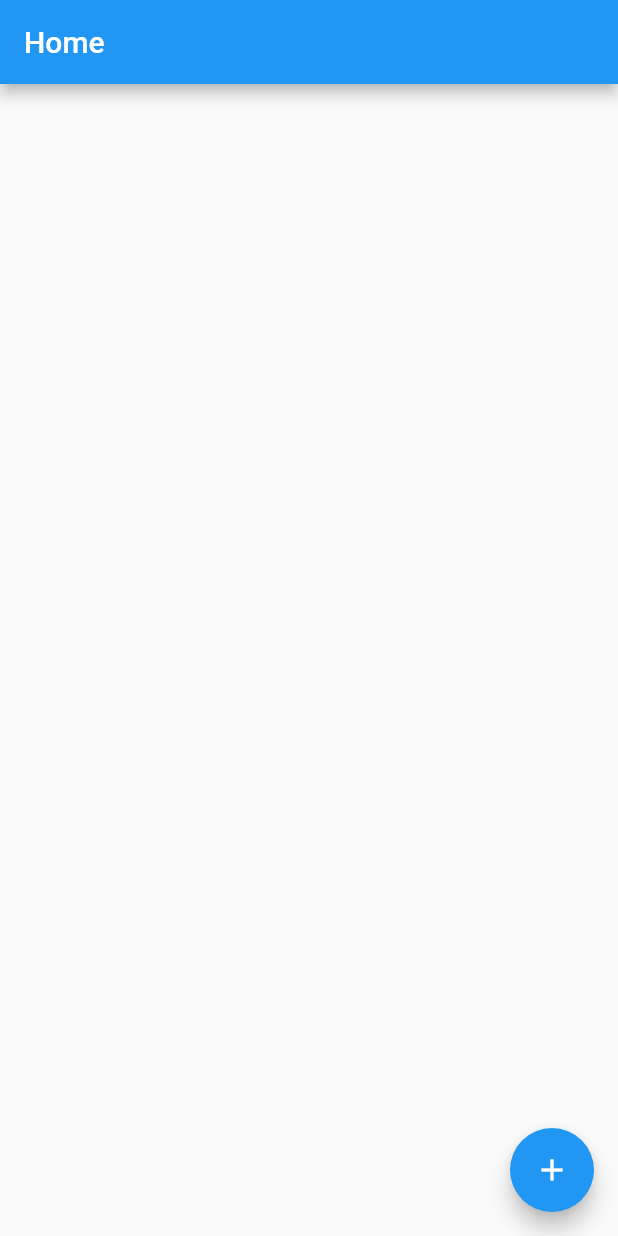
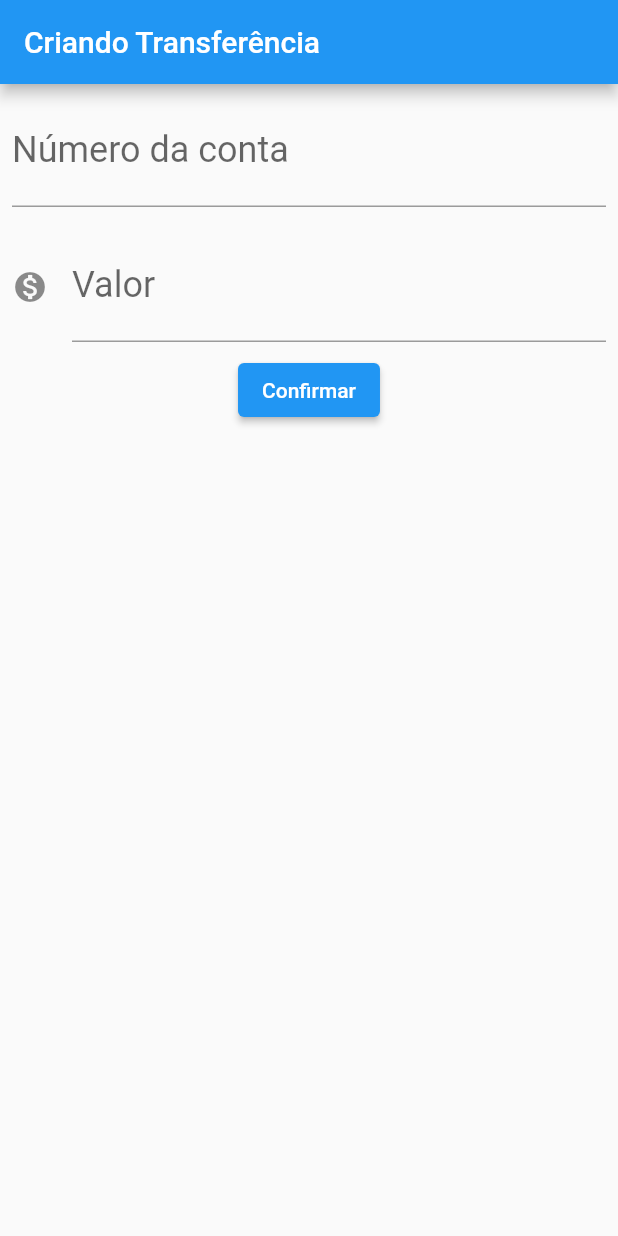
Before and after one commit to Glaysonvisgueira/bytebank-alura, a Flutter app: the screen it shows after launch, on a phone screen of 412 x 824 dp. Run offline on Flutter 3.47's test engine with Material 2 defaults, Android fonts, the phone set to English and light mode, and no system bars.

Commit message:
Continuacao do curso no módulo 3

```diff
--- a/lib/main.dart
+++ b/lib/main.dart
@@ -2,14 +2,114 @@
 
 import 'package:flutter/material.dart';
 
-void main() => runApp(MaterialApp(
+void main() => runApp(BytebankApp());
+
+class BytebankApp extends StatelessWidget {
+  @override
+  Widget build(BuildContext context) {
+    return MaterialApp(
       home: Scaffold(
+        body: FormularioTransferencia(),
+      ),
+    );
+  }
+}
+
+class ListaTransferencia extends StatelessWidget{
+  @override
+  Widget build(BuildContext context) {
+   return Scaffold(
      appBar: AppBar(
-          title: const Text('Home'),
+       title: const Text('Transferências'),
+     ),
+     body: Column(
+       children:  [
+         ItemTransferencia(Transferencia(100.0, 1000)),
+         ItemTransferencia(Transferencia(200.0, 2000)),
+         ItemTransferencia(Transferencia(300.0, 3000)),
+       ],
+
      ),
      floatingActionButton: FloatingActionButton(
      onPressed: () {},
      child: Icon(Icons.add),
    ),
+   );
+  }
+}
+
+class ItemTransferencia extends StatelessWidget{
+
+  final Transferencia _transferencia;
+
+
+  ItemTransferencia(this._transferencia);
+
+  @override
+  Widget build(BuildContext context) {
+   return Card(
+       child: ListTile(
+         leading: Icon(Icons.monetization_on),
+         title: Text(_transferencia.valor.toString()),
+         subtitle: Text(_transferencia.numeroConta.toString()),
+       )
+   );
+  }
+}
+
+class Transferencia{
+  final double valor;
+  final int numeroConta;
+
+  Transferencia(this.valor, this.numeroConta);
+
+}
+
+
+class FormularioTransferencia extends StatelessWidget{
+  @override
+  Widget build(BuildContext context) {
+    return Scaffold(
+      appBar: AppBar(title: Text('Criando Transferência')),
+      body:  Column(
+        children: [
+          Padding(
+            padding: const EdgeInsets.all(8.0),
+            child: TextField(
+              style: TextStyle(
+                fontSize: 24.0
               ),
-    ));
+              decoration: InputDecoration(
+                labelText: 'Número da conta',
+                hintText: '0000',
+              ),
+                keyboardType: TextInputType.number,
+            ),
+          ),
+          Padding(
+            padding: const EdgeInsets.all(8.0),
+            child: TextField(
+              style: TextStyle(
+                fontSize: 24.0
+              ),
+              decoration: InputDecoration(
+                icon: Icon(Icons.monetization_on),
+                labelText: 'Valor',
+                hintText: '0.00',
+              ),
+                keyboardType: TextInputType.number,
+            ),
+          ),
+
+          ElevatedButton(
+            child: Text('Confirmar'),
+            onPressed: () {},
+          ),
+        ],
+      ),
+    );
+
+  }
+
+
+}
```
Lines whose indentation alone changed are shown as unchanged.
